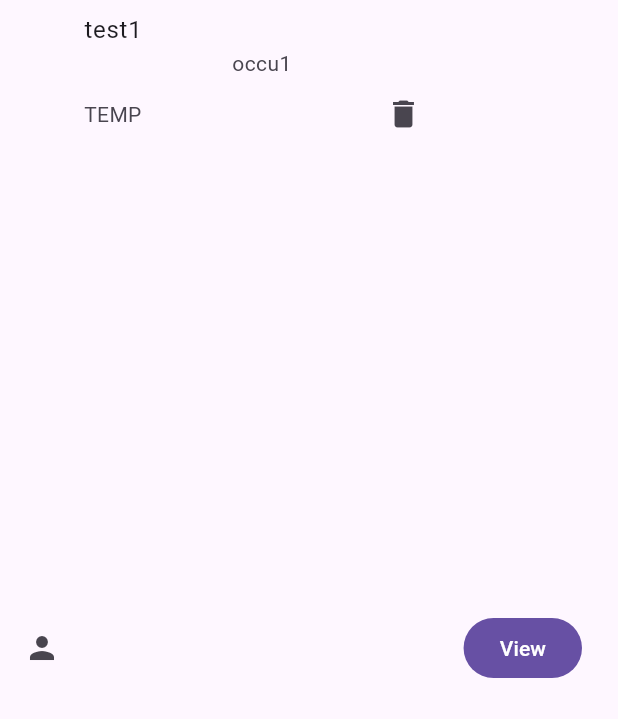
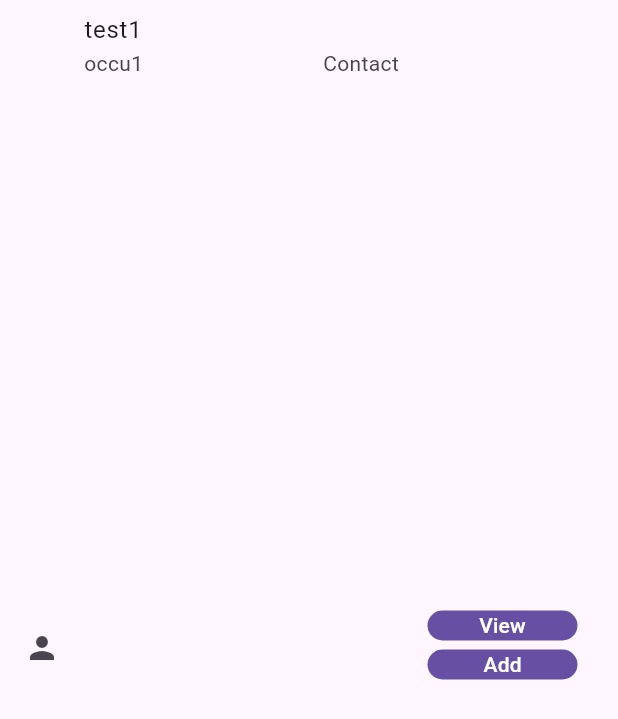
Before and after one commit to JackTse-Conestogac/Mobile_FinalProject_G5, a Flutter app: the ContactTile widget shown alone on an empty page, opened directly with sample values from the repository, on a phone screen of 412 x 824 dp. Shown: the top 719 px of the screen. Run offline on Flutter 3.47's test engine with Material 3 defaults, Android fonts, the phone set to English and light mode, and no system bars; our stand-ins replace shared_preferences; accounts and stored records are empty.

Commit message:
Added add button in contact tile layout

```diff
--- a/coffee_meet_app/lib/listTiles/contactTile.dart
+++ b/coffee_meet_app/lib/listTiles/contactTile.dart
@@ -2,47 +2,88 @@ import 'package:flutter/material.dart';
 import '../entities/User.dart';
 import '../screens/contactProfileView.dart';
 
-//When the entities are ready I will modify this to take an entity as a constructor parameter
-class ContactTile extends StatelessWidget {
+class ContactTile extends StatefulWidget {
   ContactTile(this.user);
 
   User user;
 
   @override
+  _ContactTileState createState() => _ContactTileState();
+}
+
+class _ContactTileState extends State<ContactTile> {
+  bool isAdded = false;
+
+  void _toggleAddConnectionButton() {
+    setState(() {
+      isAdded = !isAdded;
+    });
+  }
+
+  @override
   Widget build(BuildContext context) {
-    // TODO: implement ContactTile
     return ListTile(
       leading: Icon(Icons.person),
-      title: Text(user.name),
+      title: Text(widget.user.name),
       subtitle: Column(
         crossAxisAlignment: CrossAxisAlignment.center,
         children: [
-          Text(user.occupation),
+
           Row(
             mainAxisAlignment: MainAxisAlignment.spaceBetween,
             children: [
-              Text("TEMP"),
-              IconButton(
-                icon: Icon(Icons.delete),
-                onPressed: (){
-                  debugPrint("Delete ${user.name}");
-                },
-              )
+              Text(widget.user.occupation),
+              Text("Contact"),
+              // IconButton(
+              //   icon: Icon(Icons.delete),
+              //   onPressed: () {
+              //     debugPrint("Delete ${widget.user.name}");
+              //   },
+              // ),
             ],
-          )
+          ),
         ],
       ),
-      trailing: FilledButton(
-        onPressed: (){
-          Navigator.push(
-            context,
-            MaterialPageRoute(
-              builder: (context) => ContactProfileView(user: user),
+      trailing: Column(
+        children: [
+          Padding(
+            padding: const EdgeInsets.all(3.0),
+            child: SizedBox(
+              width: 100,
+              height: 20,
+              child: FilledButton(
+                onPressed: () {
+                  Navigator.push(
+                    context,
+                    MaterialPageRoute(
+                      builder: (context) => ContactProfileView(user: widget.user),
+                    ),
+                  );
+                },
+                child: Text("View"),
+              ),
             ),
-
-          );
-        },
-        child: Text("View"),
+          ),
+          Padding(
+            padding: const EdgeInsets.all(3.0),
+            child: SizedBox(
+              width: 100,
+              height: 20,
+              child: FilledButton(
+                onPressed: _toggleAddConnectionButton,
+                style: FilledButton.styleFrom(
+                  backgroundColor: isAdded
+                      ? Colors.green
+                      : Theme.of(context).primaryColor, // Default color
+                ),
+                child: Text(
+                  isAdded ? "Added" : "Add",
+                  style: const TextStyle(color: Colors.white),
+                ),
+              ),
+            ),
+          ),
+        ],
       ),
     );
   }
```
